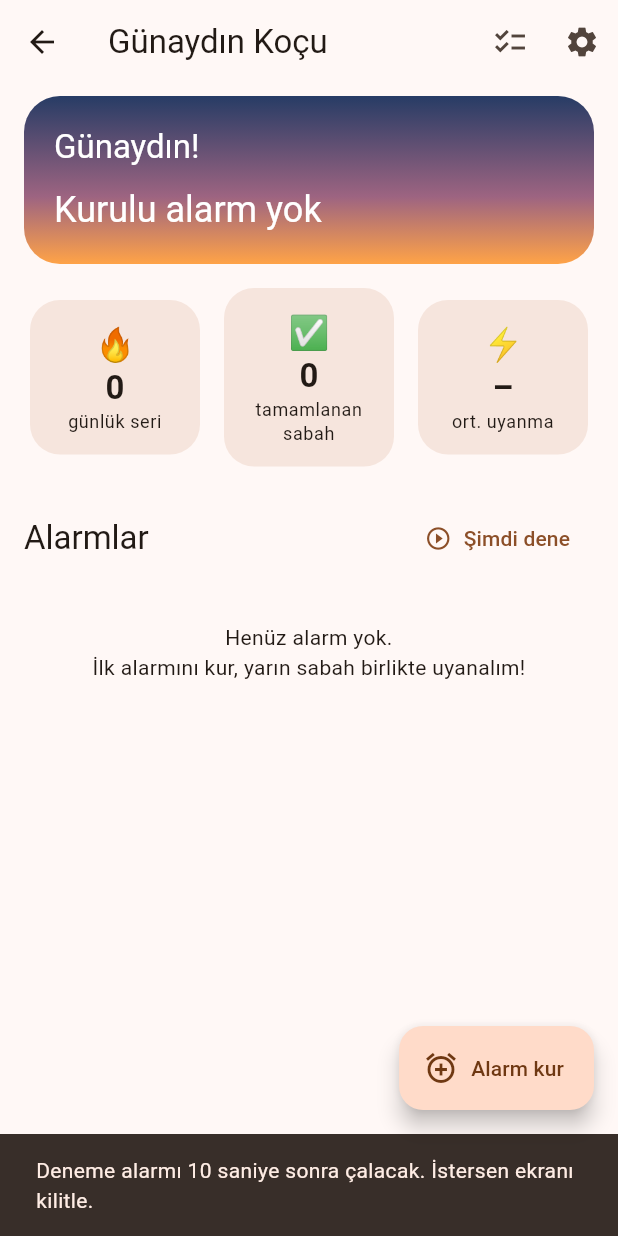
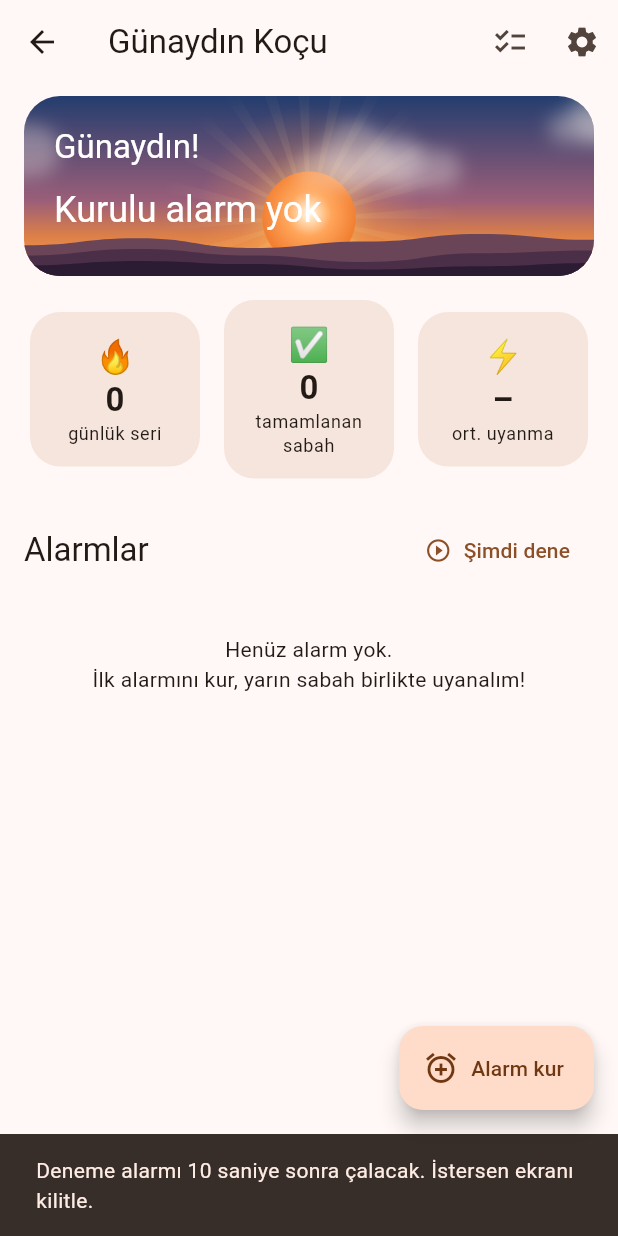
Before and after one commit to resat2148-arch/Wakeup, a Flutter app: the HomeScreen screen opened directly, after a tap on "Şimdi dene", on a phone screen of 412 x 824 dp. Run offline on Flutter 3.47's test engine with Material 3 defaults, Android fonts, the phone set to English and light mode, and no system bars; our stand-ins replace clock, flutter_tts, permission_handler, shared_preferences, speech_to_text, wakelock_plus; missing offline and left inert: alarm; accounts and stored records are empty; statements that could not run were skipped.

Commit message:
Add animated sunrise scene background
Night sky with fading stars, a sun that rises from behind the hills with
rotating rays, drifting clouds and layered hills. The sun's height follows
the wake-up flow: on the horizon while ringing, climbing with each routine
step and high in the sky when the routine is done. Used on the wake,
onboarding and home screens; ambient motion stops when animations are
disabled.

Co-Authored-By: Claude Opus 5.5 <noreply@anthropic.com>
Claude-Session: https://claude.ai/code/session_01JWpRU8u9F8ykV1NQLJXCr7

```diff
--- a/lib/screens/home_screen.dart
+++ b/lib/screens/home_screen.dart
@@ -8,6 +8,7 @@ import '../models/wake_alarm.dart';
 import '../services/permissions.dart';
 import '../services/services.dart';
 import '../theme.dart';
+import '../widgets/sunrise_background.dart';
 import 'alarm_edit_screen.dart';
 import 'routine_edit_screen.dart';
 import 'settings_screen.dart';
@@ -188,12 +189,12 @@ class _HeroCard extends StatelessWidget {
         : now.hour < 18
         ? 'İyi günler'
         : 'İyi akşamlar';
-    return Container(
-      padding: const EdgeInsets.all(20),
-      decoration: BoxDecoration(
-        gradient: dawnGradient(0.4),
+    return ClipRRect(
       borderRadius: BorderRadius.circular(24),
-      ),
+      child: SunriseBackground(
+        progress: 0.42,
+        child: Padding(
+          padding: const EdgeInsets.fromLTRB(20, 20, 20, 28),
           child: Column(
             crossAxisAlignment: CrossAxisAlignment.start,
             children: [
@@ -228,6 +229,8 @@ class _HeroCard extends StatelessWidget {
                 ),
               ],
             ],
+          ),
+        ),
       ),
     );
   }
--- a/lib/screens/onboarding_screen.dart
+++ b/lib/screens/onboarding_screen.dart
@@ -3,6 +3,7 @@ import 'package:flutter/material.dart';
 import '../services/permissions.dart';
 import '../services/services.dart';
 import '../theme.dart';
+import '../widgets/sunrise_background.dart';
 
 /// İlk açılışta: isim, nasıl çalıştığı ve izinler.
 class OnboardingScreen extends StatefulWidget {
@@ -48,8 +49,8 @@ class _OnboardingScreenState extends State<OnboardingScreen> {
   Widget build(BuildContext context) {
     final text = Theme.of(context).textTheme;
     return Scaffold(
-      body: Container(
-        decoration: BoxDecoration(gradient: dawnGradient(0.35)),
+      body: SunriseBackground(
+        progress: 0.3,
         child: SafeArea(
           child: ListView(
             padding: const EdgeInsets.all(24),
--- a/lib/screens/wake_screen.dart
+++ b/lib/screens/wake_screen.dart
@@ -19,6 +19,7 @@ import '../models/wake_record.dart';
 import '../services/alarm_scheduler.dart';
 import '../services/services.dart';
 import '../theme.dart';
+import '../widgets/sunrise_background.dart';
 
 enum _Phase { ringing, routine, finished }
 
@@ -488,17 +489,21 @@ class _WakeScreenState extends State<WakeScreen> {
   @override
   Widget build(BuildContext context) {
     final sunrise = switch (_phase) {
+      // Alarm çalarken güneş ufuktan yavaşça doğar.
       _Phase.ringing =>
-        (_now.difference(_phaseStartedAt).inSeconds / 120).clamp(0.0, 0.5),
+        0.12 +
+            (_now.difference(_phaseStartedAt).inSeconds / 120 * 0.38).clamp(
+              0.0,
+              0.38,
+            ),
       _Phase.routine => 0.5 + 0.5 * (_session?.progress ?? 0),
       _Phase.finished => 1.0,
     };
     return PopScope(
       canPop: _phase == _Phase.finished,
       child: Scaffold(
-        body: AnimatedContainer(
-          duration: const Duration(seconds: 1),
-          decoration: BoxDecoration(gradient: dawnGradient(sunrise.toDouble())),
+        body: SunriseBackground(
+          progress: sunrise.toDouble(),
           child: SafeArea(
             child: switch (_phase) {
               _Phase.ringing => _buildRinging(context),
--- a/lib/theme.dart
+++ b/lib/theme.dart
@@ -27,16 +27,3 @@ ThemeData buildTheme(Brightness brightness) {
     ),
   );
 }
-
-/// Uyandırma ekranında gece → gündoğumu geçişi.
-LinearGradient dawnGradient(double t) {
-  final top = Color.lerp(nightIndigo, const Color(0xFF3A6EA5), t)!;
-  final mid = Color.lerp(dawnPurple, const Color(0xFFFF9E6D), t)!;
-  final bottom = Color.lerp(sunriseOrange, sunriseGold, t)!;
-  return LinearGradient(
-    begin: Alignment.topCenter,
-    end: Alignment.bottomCenter,
-    colors: [top, mid, bottom],
-    stops: const [0, 0.6, 1],
-  );
-}
--- /dev/null
+++ b/lib/widgets/sunrise_background.dart
@@ -0,0 +1,317 @@
+import 'dart:math';
+
+import 'package:flutter/material.dart';
+
+import '../theme.dart';
+
+/// Gece → gün doğumu sahnesi: yıldızlar söner, güneş tepelerin ardından
+/// yükselir, ışınlar ve bulutlar belirir.
+///
+/// [progress] 0 iken gece, 0.3 civarında güneş ufukta, 1 iken güneş
+/// gökyüzünün üst kısmında. Değişiklikler yumuşakça canlandırılır.
+class SunriseBackground extends StatefulWidget {
+  const SunriseBackground({
+    super.key,
+    required this.progress,
+    this.animate = true,
+    this.child,
+  });
+
+  final double progress;
+
+  /// Işınların dönmesi, yıldızların parlaması ve bulutların kayması.
+  final bool animate;
+  final Widget? child;
+
+  @override
+  State<SunriseBackground> createState() => _SunriseBackgroundState();
+}
+
+class _SunriseBackgroundState extends State<SunriseBackground>
+    with SingleTickerProviderStateMixin {
+  late final AnimationController _ambient = AnimationController(
+    vsync: this,
+    duration: const Duration(seconds: 90),
+  );
+
+  @override
+  void didChangeDependencies() {
+    super.didChangeDependencies();
+    _syncAmbient();
+  }
+
+  @override
+  void didUpdateWidget(SunriseBackground oldWidget) {
+    super.didUpdateWidget(oldWidget);
+    _syncAmbient();
+  }
+
+  void _syncAmbient() {
+    final reduceMotion = MediaQuery.maybeDisableAnimationsOf(context) ?? false;
+    if (widget.animate && !reduceMotion) {
+      if (!_ambient.isAnimating) _ambient.repeat();
+    } else {
+      _ambient.stop();
+    }
+  }
+
+  @override
+  void dispose() {
+    _ambient.dispose();
+    super.dispose();
+  }
+
+  @override
+  Widget build(BuildContext context) {
+    return TweenAnimationBuilder<double>(
+      tween: Tween(end: widget.progress.clamp(0.0, 1.0)),
+      duration: const Duration(milliseconds: 2400),
+      curve: Curves.easeInOut,
+      builder: (context, sun, child) => AnimatedBuilder(
+        animation: _ambient,
+        builder: (context, child) => CustomPaint(
+          painter: SunrisePainter(sun: sun, phase: _ambient.value),
+          child: child,
+        ),
+        child: child,
+      ),
+      child: widget.child,
+    );
+  }
+}
+
+/// Sahneyi çizen ressam. [phase] 0–1 arası döngüsel ortam animasyonudur.
+class SunrisePainter extends CustomPainter {
+  SunrisePainter({required this.sun, required this.phase});
+
+  final double sun;
+  final double phase;
+
+  static final List<_Star> _stars = _makeStars();
+
+  static List<_Star> _makeStars() {
+    final rnd = Random(7);
+    return List.generate(
+      70,
+      (_) => _Star(
+        rnd.nextDouble(),
+        rnd.nextDouble() * 0.65,
+        rnd.nextDouble() < 0.15 ? 1.6 : 0.6 + rnd.nextDouble() * 0.6,
+        rnd.nextDouble(),
+      ),
+    );
+  }
+
+  Color _mix(Color a, Color b) => Color.lerp(a, b, sun)!;
+
+  @override
+  void paint(Canvas canvas, Size size) {
+    final rect = Offset.zero & size;
+    _paintSky(canvas, rect);
+    _paintStars(canvas, size);
+    _paintHorizonGlow(canvas, size);
+    _paintSun(canvas, size);
+    _paintClouds(canvas, size);
+    _paintHills(canvas, size);
+  }
+
+  void _paintSky(Canvas canvas, Rect rect) {
+    final paint = Paint()
+      ..shader = LinearGradient(
+        begin: Alignment.topCenter,
+        end: Alignment.bottomCenter,
+        colors: [
+          _mix(nightIndigo, const Color(0xFF2F6DB5)),
+          _mix(dawnPurple, const Color(0xFFF08A5D)),
+          _mix(const Color(0xFFC4573A), const Color(0xFFFFB85C)),
+          _mix(sunriseOrange, sunriseGold),
+        ],
+        stops: const [0, 0.58, 0.78, 1],
+      ).createShader(rect);
+    canvas.drawRect(rect, paint);
+  }
+
+  void _paintStars(Canvas canvas, Size size) {
+    final visibility = (1 - sun * 2.4).clamp(0.0, 1.0);
+    if (visibility == 0) return;
+    final paint = Paint();
+    for (final star in _stars) {
+      final twinkle =
+          0.45 + 0.55 * (0.5 + 0.5 * sin((phase * 30 + star.seed) * 2 * pi));
+      paint.color = Colors.white.withValues(alpha: visibility * twinkle);
+      canvas.drawCircle(
+        Offset(star.x * size.width, star.y * size.height),
+        star.radius,
+        paint,
+      );
+    }
+  }
+
+  void _paintHorizonGlow(Canvas canvas, Size size) {
+    final center = Offset(size.width / 2, size.height * 0.92);
+    final radius = size.height * (0.45 + sun * 0.25);
+    final paint = Paint()
+      ..shader = RadialGradient(
+        colors: [
+          const Color(0xFFFFD678).withValues(alpha: 0.15 + sun * 0.6),
+          const Color(0xFFFF9650).withValues(alpha: sun * 0.3),
+          const Color(0x00FF9650),
+        ],
+        stops: const [0, 0.45, 1],
+      ).createShader(Rect.fromCircle(center: center, radius: radius));
+    canvas.drawCircle(center, radius, paint);
+  }
+
+  /// Güneşin merkezi: sun=0'da tepelerin arkasında, 1'de üst üçte birde.
+  Offset _sunCenter(Size size) =>
+      Offset(size.width / 2, size.height * (0.94 - sun * 0.62));
+
+  double _sunRadius(Size size) => min(size.shortestSide * 0.26, 130);
+
+  void _paintSun(Canvas canvas, Size size) {
+    final c = _sunCenter(size);
+    final r = _sunRadius(size);
+
+    // Işınlar
+    final rayOpacity = (sun * 1.6 - 0.25).clamp(0.0, 1.0);
+    if (rayOpacity > 0) {
+      final rayLength = r * 3.2;
+      final rayPaint = Paint()
+        ..shader = RadialGradient(
+          colors: [
+            const Color(0xFFFFECAA).withValues(alpha: 0.38 * rayOpacity),
+            const Color(0x00FFECAA),
+          ],
+        ).createShader(Rect.fromCircle(center: c, radius: rayLength));
+      const rays = 24;
+      final rotation = phase * 2 * pi;
+      for (var i = 0; i < rays; i++) {
+        final a = rotation + i * 2 * pi / rays;
+        final halfWidth = pi / rays / 3;
+        final path = Path()
+          ..moveTo(c.dx, c.dy)
+          ..lineTo(
+            c.dx + cos(a - halfWidth) * rayLength,
+            c.dy + sin(a - halfWidth) * rayLength,
+          )
+          ..lineTo(
+            c.dx + cos(a + halfWidth) * rayLength,
+            c.dy + sin(a + halfWidth) * rayLength,
+          )
+          ..close();
+        canvas.drawPath(path, rayPaint);
+      }
+    }
+
+    // Hale
+    final halo = Paint()
+      ..shader = RadialGradient(
+        colors: [
+          const Color(0xFFFFC864).withValues(alpha: 0.35 + sun * 0.35),
+          const Color(0xFFFFAA50).withValues(alpha: 0.12 + sun * 0.15),
+          const Color(0x00FFAA50),
+        ],
+        stops: const [0.3, 0.6, 1],
+      ).createShader(Rect.fromCircle(center: c, radius: r * 2.4));
+    canvas.drawCircle(c, r * 2.4, halo);
+
+    // Güneş diski: ufukta kızıl, yükseldikçe altın sarısı
+    final disc = Paint()
+      ..shader = RadialGradient(
+        center: const Alignment(0, -0.1),
+        colors: [
+          const Color(0xFFFFFBE8),
+          _mix(const Color(0xFFFF7A45), const Color(0xFFFFE27A)),
+          _mix(const Color(0xFFE8502C), const Color(0xFFFFC23D)),
+        ],
+        stops: const [0, 0.48, 1],
+      ).createShader(Rect.fromCircle(center: c, radius: r));
+    canvas.drawCircle(c, r, disc);
+  }
+
+  void _paintClouds(Canvas canvas, Size size) {
+    final opacity = (sun * 1.1 - 0.15).clamp(0.0, 0.85);
+    if (opacity == 0) return;
+    final paint = Paint()
+      ..color = const Color(0xFFFFF6EC).withValues(alpha: opacity)
+      ..maskFilter = const MaskFilter.blur(BlurStyle.normal, 6);
+    const clouds = [
+      (0.16, 150.0, 0.0),
+      (0.30, 110.0, 0.45),
+      (0.09, 90.0, 0.75),
+    ];
+    for (final (top, width, offset) in clouds) {
+      final t = (phase + offset) % 1;
+      final x = -width + t * (size.width + width * 2);
+      final y = size.height * top;
+      final h = width * 0.23;
+      canvas.drawRRect(
+        RRect.fromRectAndRadius(
+          Rect.fromLTWH(x, y, width, h),
+          Radius.circular(h),
+        ),
+        paint,
+      );
+      canvas.drawCircle(Offset(x + width * 0.36, y + h * 0.1), h * 0.85, paint);
+      canvas.drawCircle(
+        Offset(x + width * 0.62, y + h * 0.25),
+        h * 0.65,
+        paint,
+      );
+    }
+  }
+
+  void _paintHills(Canvas canvas, Size size) {
+    final w = size.width;
+    final h = size.height;
+    final base = h * 0.70;
+    final band = h * 0.30;
+    Path hill(List<double> ys) {
+      // ys: 0..1 aralığında, bant içindeki yükseklikler (soldan sağa).
+      final path = Path()..moveTo(0, base + band * ys.first);
+      for (var i = 1; i < ys.length; i++) {
+        final x0 = w * (i - 1) / (ys.length - 1);
+        final x1 = w * i / (ys.length - 1);
+        final mid = (x0 + x1) / 2;
+        path.cubicTo(
+          mid,
+          base + band * ys[i - 1],
+          mid,
+          base + band * ys[i],
+          x1,
+          base + band * ys[i],
+        );
+      }
+      return path
+        ..lineTo(w, h)
+        ..lineTo(0, h)
+        ..close();
+    }
+
+    canvas.drawPath(
+      hill([0.43, 0.30, 0.48, 0.36, 0.22, 0.33]),
+      Paint()..color = _mix(const Color(0xFF2B2552), const Color(0xFFC0705E)),
+    );
+    canvas.drawPath(
+      hill([0.62, 0.50, 0.62, 0.74, 0.58, 0.53]),
+      Paint()..color = _mix(const Color(0xFF1D1A3C), const Color(0xFF8A4D58)),
+    );
+    canvas.drawPath(
+      hill([0.80, 0.72, 0.78, 0.88, 0.82, 0.76]),
+      Paint()..color = _mix(const Color(0xFF120F28), const Color(0xFF4E2F45)),
+    );
+  }
+
+  @override
+  bool shouldRepaint(SunrisePainter old) =>
+      old.sun != sun || old.phase != phase;
+}
+
+class _Star {
+  const _Star(this.x, this.y, this.radius, this.seed);
+
+  final double x;
+  final double y;
+  final double radius;
+  final double seed;
+}
```
Also changed, not shown: 1 other file. Lines whose indentation alone changed are shown as unchanged.
